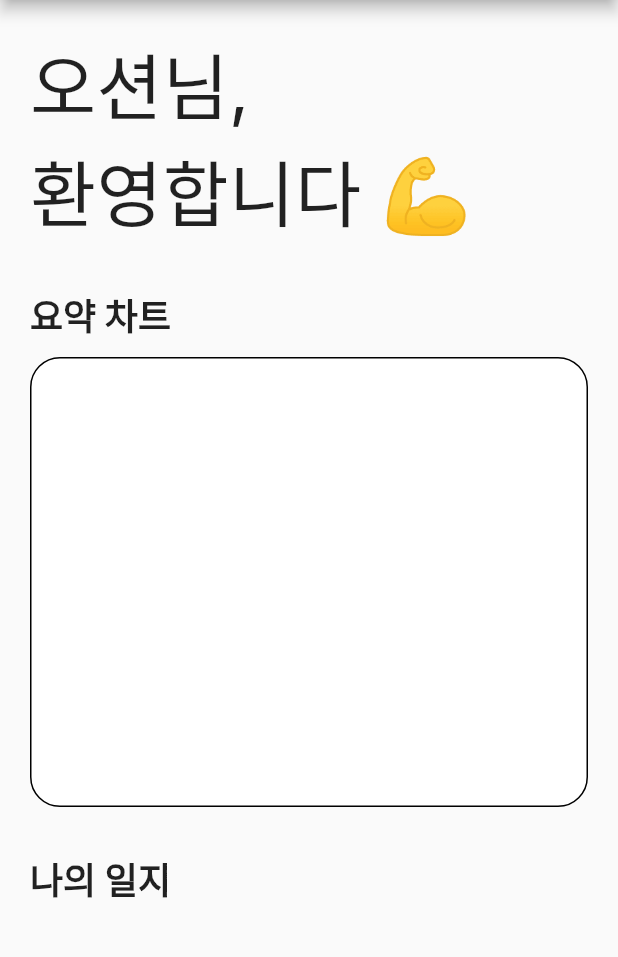
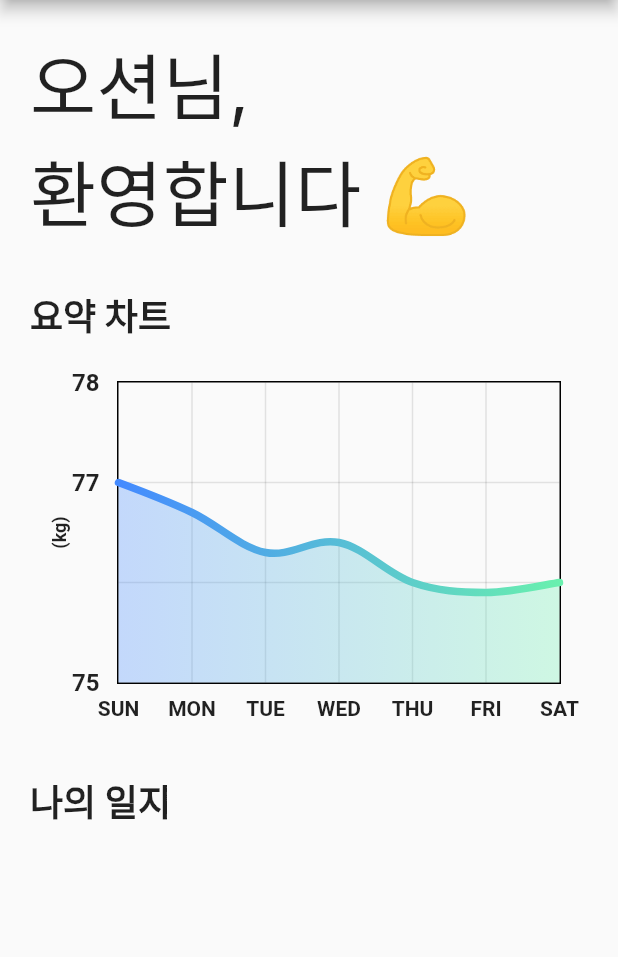
Before and after one commit to litsynp/bulkup-bulkup-app, a Flutter app: the screen it shows after launch, on a phone screen of 412 x 824 dp, the part 84-1041 px from its top. Run offline on Flutter 3.47's test engine with Material 2 defaults, Android fonts, the light colour scheme and no system bars; drawn by our look-alikes of fl_chart; network calls fail; Roboto replaces fonts that are missing (Inter).

Commit message:
feat: add chart

```diff
--- a/lib/main.dart
+++ b/lib/main.dart
@@ -1,11 +1,11 @@
 import 'package:bulkup_bulkup/models/diary_model.dart';
 import 'package:bulkup_bulkup/routes.dart';
 import 'package:bulkup_bulkup/services/diary_service.dart';
+import 'package:bulkup_bulkup/widgets/statistics_chart.dart';
 import 'package:flutter/material.dart';
 
 import 'ui/theme.dart';
 import 'widgets/app_bar.dart';
-import 'widgets/statistics_box.dart';
 import 'widgets/diary_box.dart';
 
 void main() {
@@ -67,10 +67,10 @@ class MyApp extends StatelessWidget {
                         ),
                       ],
                     ),
-                    const SizedBox(
-                      height: 10,
+                    const SizedBox(height: 10),
+                    StatisticsChart(
+                      weeklyWeights: const [77, 76.7, 76.3, 76.4, 76, 75.9, 76],
                     ),
-                    const StatisticsBox(),
                   ],
                 ),
                 const SizedBox(height: 30),
--- a/lib/widgets/statistics_box.dart
+++ /dev/null
@@ -1,27 +0,0 @@
-import 'package:flutter/widgets.dart';
-
-import '../ui/solid_borders.dart';
-import '../ui/theme.dart';
-
-class StatisticsBox extends StatelessWidget {
-  const StatisticsBox({Key? key}) : super(key: key);
-
-  @override
-  Widget build(BuildContext context) {
-    return Column(
-      crossAxisAlignment: CrossAxisAlignment.stretch,
-      children: [
-        Container(
-          height: 300,
-          decoration: BoxDecoration(
-            color: Palette.white,
-            border: SolidBorders.build(),
-            borderRadius: const BorderRadius.all(
-              Radius.circular(20),
-            ),
-          ),
-        ),
-      ],
-    );
-  }
-}
--- /dev/null
+++ b/lib/widgets/statistics_chart.dart
@@ -0,0 +1,211 @@
+import 'package:bulkup_bulkup/ui/theme.dart';
+import 'package:fl_chart/fl_chart.dart';
+import 'package:flutter/material.dart';
+
+class StatisticsChart extends StatefulWidget {
+  List<double> weeklyWeights;
+
+  StatisticsChart({super.key, required this.weeklyWeights});
+
+  @override
+  State<StatisticsChart> createState() => _StatisticsChartState();
+}
+
+class _StatisticsChartState extends State<StatisticsChart> {
+  List<Color> gradientColors = [
+    Colors.blueAccent,
+    Colors.greenAccent,
+  ];
+  Color gridColor = Colors.black.withOpacity(0.1);
+
+  late List<FlSpot> spots;
+
+  double minX = 0;
+  double maxX = 6;
+  late double minY;
+  late double midY;
+  late double maxY;
+
+  @override
+  void initState() {
+    super.initState();
+
+    setState(() {
+      spots = widget.weeklyWeights
+          .asMap()
+          .entries
+          .map((e) => FlSpot(e.key.toDouble(), e.value))
+          .toList();
+
+      minY = widget.weeklyWeights
+          .reduce((double a, double b) => a < b ? a : b)
+          .floorToDouble();
+      maxY = widget.weeklyWeights
+              .reduce((double a, double b) => a > b ? a : b)
+              .ceilToDouble() +
+          1;
+      midY = ((minY + maxY) / 2).roundToDouble();
+    });
+  }
+
+  @override
+  Widget build(BuildContext context) {
+    return AspectRatio(
+      aspectRatio: 1.5,
+      child: Padding(
+        padding: const EdgeInsets.only(
+          right: 18,
+          left: 12,
+          top: 16,
+        ),
+        child: LineChart(
+          mainData(),
+        ),
+      ),
+    );
+  }
+
+  Widget bottomTitleWidgets(double value, TitleMeta meta) {
+    const style = TextStyle(
+      fontSize: 14,
+      fontWeight: FontWeight.bold,
+    );
+    Widget text;
+    switch (value.toInt()) {
+      case 0:
+        text = const Text('SUN', style: style);
+        break;
+      case 1:
+        text = const Text('MON', style: style);
+        break;
+      case 2:
+        text = const Text('TUE', style: style);
+        break;
+      case 3:
+        text = const Text('WED', style: style);
+        break;
+      case 4:
+        text = const Text('THU', style: style);
+        break;
+      case 5:
+        text = const Text('FRI', style: style);
+        break;
+      case 6:
+        text = const Text('SAT', style: style);
+        break;
+      default:
+        text = const Text('', style: style);
+        break;
+    }
+
+    return SideTitleWidget(
+      axisSide: meta.axisSide,
+      child: text,
+    );
+  }
+
+  Widget leftTitleWidgets(double value, TitleMeta meta) {
+    const style = TextStyle(
+      fontWeight: FontWeight.bold,
+      fontSize: 16,
+    );
+    String text;
+
+    if (value == minY) {
+      text = minY.toInt().toString();
+    } else if (value == midY) {
+      text = midY.toInt().toString();
+    } else if (value == maxY) {
+      text = maxY.toInt().toString();
+    } else {
+      return Container();
+    }
+
+    return Text(text, style: style, textAlign: TextAlign.left);
+  }
+
+  LineChartData mainData() {
+    return LineChartData(
+      gridData: FlGridData(
+        show: true,
+        drawVerticalLine: true,
+        horizontalInterval: 1,
+        verticalInterval: 1,
+        getDrawingHorizontalLine: (value) {
+          return FlLine(
+            color: gridColor,
+            strokeWidth: 1,
+          );
+        },
+        getDrawingVerticalLine: (value) {
+          return FlLine(
+            color: gridColor,
+            strokeWidth: 1,
+          );
+        },
+      ),
+      titlesData: FlTitlesData(
+        show: true,
+        rightTitles: AxisTitles(
+          sideTitles: SideTitles(showTitles: false),
+        ),
+        topTitles: AxisTitles(
+          sideTitles: SideTitles(showTitles: false),
+        ),
+        bottomTitles: AxisTitles(
+          sideTitles: SideTitles(
+            showTitles: true,
+            reservedSize: 30,
+            interval: 1,
+            getTitlesWidget: bottomTitleWidgets,
+          ),
+        ),
+        leftTitles: AxisTitles(
+          axisNameWidget: const Text(
+            '(kg)',
+            style: TextStyle(
+              fontWeight: FontWeight.bold,
+              fontSize: 12,
+            ),
+          ),
+          sideTitles: SideTitles(
+            showTitles: true,
+            interval: 1,
+            getTitlesWidget: leftTitleWidgets,
+            reservedSize: 30,
+          ),
+        ),
+      ),
+      borderData: FlBorderData(
+        show: true,
+        border: Border.all(color: Palette.black),
+      ),
+      minX: minX,
+      maxX: maxX,
+      minY: minY,
+      maxY: maxY,
+      lineBarsData: [
+        LineChartBarData(
+          spots: spots,
+          isCurved: true,
+          gradient: LinearGradient(
+            colors: gradientColors,
+          ),
+          barWidth: 5,
+          isStrokeCapRound: true,
+          dotData: FlDotData(
+            show: false,
+          ),
+          belowBarData: BarAreaData(
+            show: true,
+            gradient: LinearGradient(
+              colors: gradientColors
+                  .map((color) => color.withOpacity(0.3))
+                  .toList(),
+            ),
+          ),
+        ),
+      ],
+    );
+  }
+}
--- a/pubspec.yaml
+++ b/pubspec.yaml
@@ -36,6 +36,7 @@ dependencies:
   # The following adds the Cupertino Icons font to your application.
   # Use with the CupertinoIcons class for iOS style icons.
   cupertino_icons: ^1.0.2
+  fl_chart: ^0.62.0
 
 dev_dependencies:
   flutter_test:
```
Also changed, not shown: pubspec.lock.
